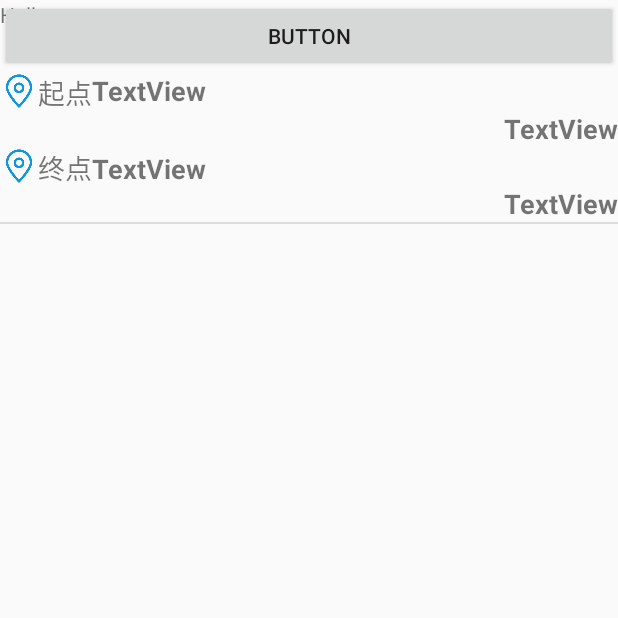
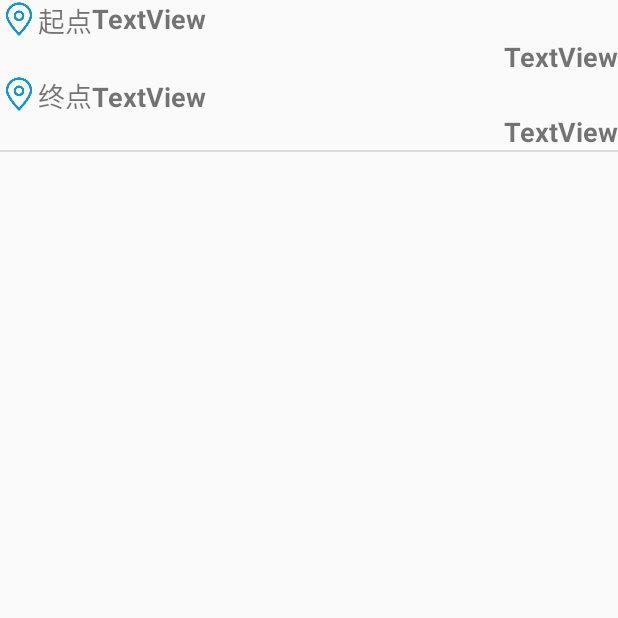
Before and after one commit to AlpineClassTeam4/locationactivity, an Android app: the screen it shows after launch (RouteActivity), after a tap on "行程", on a phone screen of 412 x 824 dp, the top half of it. Run offline under Robolectric (Android 15) with nearby library versions, the phone set to English and light mode, and no system bars; libraries missing offline, so code that uses them is left out: com.baidu.location, com.baidu.mapapi; 50 statements that could not run were skipped.

Commit message:
删除无用控件

```diff
--- a/app/src/main/java/com/qinwang/locationactivity/ui/track/fragment/RouteFragment.java
+++ b/app/src/main/java/com/qinwang/locationactivity/ui/track/fragment/RouteFragment.java
@@ -60,13 +60,6 @@ public class RouteFragment extends Fragment {
         latLngs1.add(new LatLng(36.907587, 114.57393));
         latLngs1.add(new LatLng(36.907547, 114.57212));
         latLngs1.add(new LatLng(36.907587, 114.56944));
-        getView().findViewById(R.id.button).setOnClickListener(new View.OnClickListener() {
-            @Override
-            public void onClick(View v) {
-                NavController controller = Navigation.findNavController(v);
-                controller.navigate(R.id.action_routeFragment_to_trackFragment);
-            }
-        });
 
         TrackData trackData = new TrackData("2020/9/1-10:20:10",
                 "2020/9/1-11:20:10",
--- a/app/src/main/java/com/qinwang/locationactivity/ui/welcome/WelcomeActivity.java
+++ b/app/src/main/java/com/qinwang/locationactivity/ui/welcome/WelcomeActivity.java
@@ -8,6 +8,7 @@ import android.os.Bundle;
 import android.os.Handler;
 import android.os.Message;
 import android.util.Log;
+import android.widget.Toast;
 
 import androidx.annotation.NonNull;
 import androidx.annotation.Nullable;
@@ -59,13 +60,19 @@ public class WelcomeActivity extends Activity {
         if (bundle != null){
             Latitude = bundle.getString("car_Latitude");
             Longitude = bundle.getString("car_Longitude");
-            sharedPreferences = getPreferences(Context.MODE_PRIVATE);
-            SharedPreferences.Editor editor  = sharedPreferences.edit();
+            sharedPreferences = getSharedPreferences("Lalo", Context.MODE_PRIVATE);
+            SharedPreferences.Editor editor=sharedPreferences.edit();
             editor.putString("car_Latitude", Latitude);
             editor.putString("car_Longitude",Longitude);
             editor.commit();
         }
-        SharedPreferences latlng = getPreferences(Context.MODE_PRIVATE);
+//        if(bundle == null){
+//            Toast.makeText(WelcomeActivity.this,
+//                    "请先获取汽车位置信息",
+//            Toast.LENGTH_LONG).show();
+//            finish();
+//        }
+        SharedPreferences latlng = getSharedPreferences("Lalo", Context.MODE_PRIVATE);
         MyApplication.car_Latitude = Double.parseDouble(latlng.getString("car_Latitude",""));
         MyApplication.car_Longitude = Double.parseDouble(latlng.getString("car_Longitude",""));
         Log.d(TAG,"保存数据："+ MyApplication.car_Latitude + "," + MyApplication.car_Longitude);
--- a/app/src/main/res/layout/route_fragment.xml
+++ b/app/src/main/res/layout/route_fragment.xml
@@ -6,25 +6,9 @@
     xmlns:app="http://schemas.android.com/apk/res-auto"
     tools:context=".ui.track.fragment.RouteFragment">
 
-    <TextView
-        android:layout_width="match_parent"
-        android:layout_height="match_parent"
-        android:text="Hello" />
-
     <androidx.constraintlayout.widget.ConstraintLayout
         android:layout_width="match_parent"
         android:layout_height="match_parent">
-
-        <Button
-            android:id="@+id/button"
-            android:layout_width="match_parent"
-            android:layout_height="wrap_content"
-            android:text="Button"
-            app:layout_constraintBottom_toBottomOf="parent"
-            app:layout_constraintEnd_toEndOf="parent"
-            app:layout_constraintStart_toStartOf="parent"
-            app:layout_constraintTop_toTopOf="parent"
-            app:layout_constraintVertical_bias="0.0" />
 
         <ListView
             android:id="@+id/track_list"
@@ -33,7 +17,7 @@
             app:layout_constraintBottom_toBottomOf="parent"
             app:layout_constraintEnd_toEndOf="parent"
             app:layout_constraintStart_toStartOf="parent"
-            app:layout_constraintTop_toBottomOf="@+id/button" />
+            app:layout_constraintTop_toTopOf="parent" />
     </androidx.constraintlayout.widget.ConstraintLayout>
 
 </FrameLayout>
```
